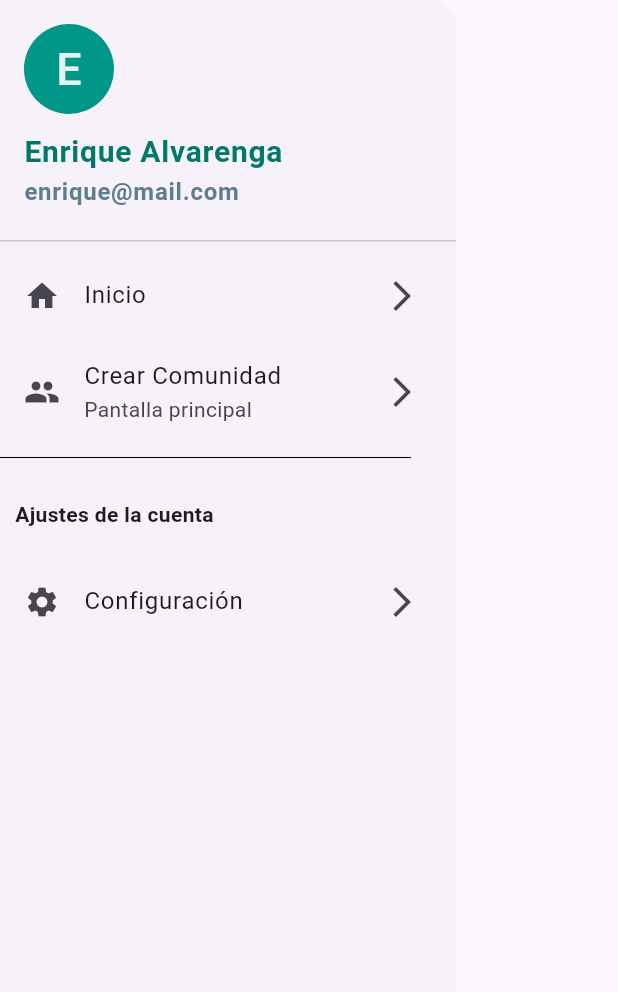
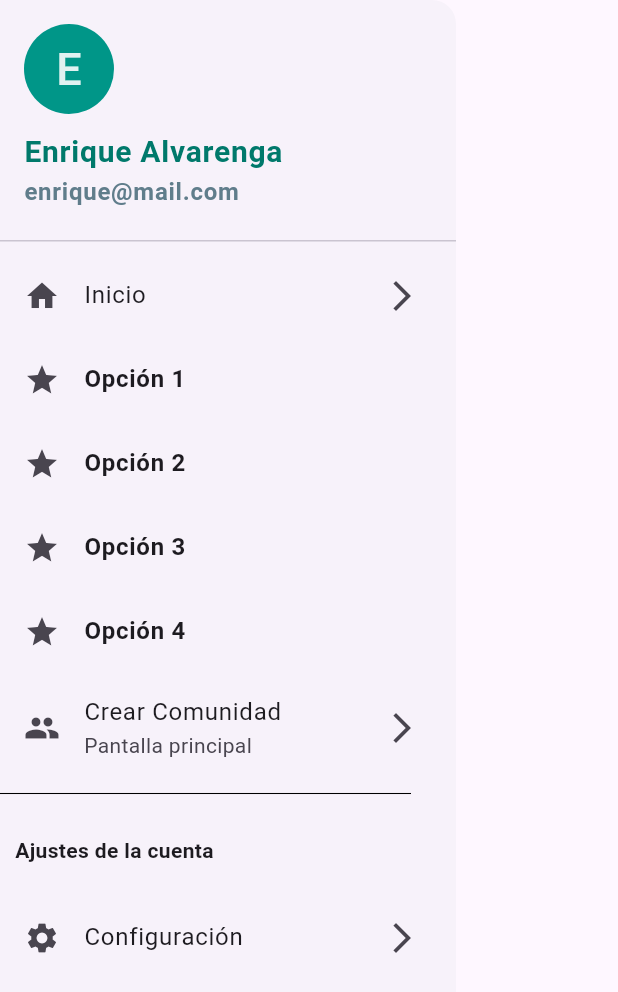
Before and after one commit to jalvarenga-unah/IS513-I-PAC-2025, a Flutter app: the SideMenu widget shown alone on an empty page, opened directly, on a phone screen of 412 x 824 dp. Shown: the top 992 px of the screen. Run offline on Flutter 3.47's test engine with Material 3 defaults, Android fonts, the phone set to English and light mode, and no system bars.

Commit message:
creacion de widget personalizado para la opcion del menu drawer

```diff
--- /dev/null
+++ b/intro-flutter/redit_clone/lib/src/widgets/menu_item.dart
@@ -0,0 +1,23 @@
+import 'package:flutter/material.dart';
+
+class MenuItem extends StatelessWidget {
+  const MenuItem({
+    super.key,
+    required this.texto,
+    required this.icon,
+  });
+
+  final String texto;
+  final IconData icon;
+
+  @override
+  Widget build(BuildContext context) {
+    return ListTile(
+      title: Text(
+        texto,
+        style: TextStyle(fontWeight: FontWeight.bold),
+      ),
+      leading: Icon(icon),
+    );
+  }
+}
--- a/intro-flutter/redit_clone/lib/src/widgets/side_menu.dart
+++ b/intro-flutter/redit_clone/lib/src/widgets/side_menu.dart
@@ -1,5 +1,6 @@
 import 'package:flutter/material.dart';
 import 'package:redit_clone/src/widgets/header_side_menu.dart';
+import 'package:redit_clone/src/widgets/menu_item.dart';
 
 class SideMenu extends StatelessWidget {
   const SideMenu({super.key});
@@ -20,6 +21,22 @@ class SideMenu extends StatelessWidget {
               title: Text('Inicio'),
               onTap: () {},
               // subtitle: Text('Pantalla principal de reseñas'),
+            ),
+            MenuItem(
+              texto: 'Opción 1',
+              icon: Icons.star,
+            ),
+            MenuItem(
+              texto: 'Opción 2',
+              icon: Icons.star,
+            ),
+            MenuItem(
+              texto: 'Opción 3',
+              icon: Icons.star,
+            ),
+            MenuItem(
+              texto: 'Opción 4',
+              icon: Icons.star,
             ),
             ListTile(
               leading: Icon(Icons.people),
```
Also changed, not shown: intro-dart/revision.dart (added, +19 -0 lines).
